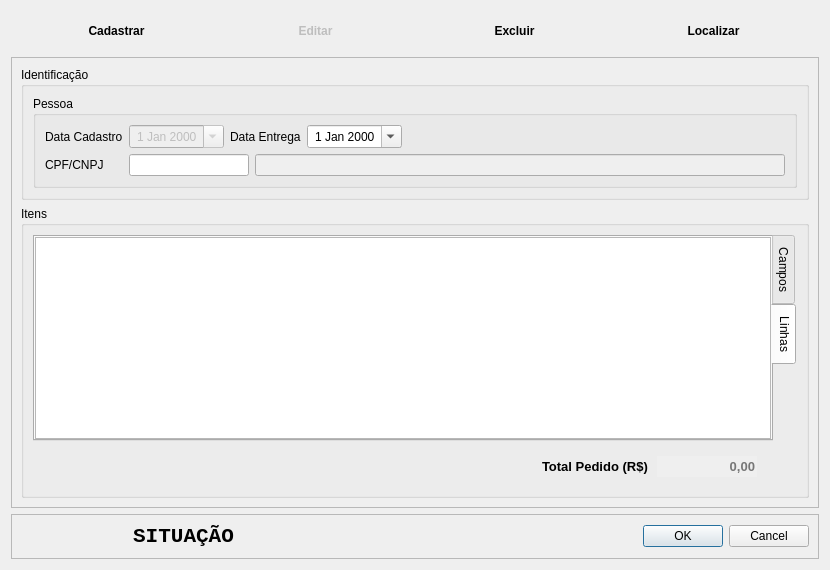
Above: Resources/UI/CadastroPedido.ui from Klubas/Projeto-SOAD before the change. Below: the same form after it.
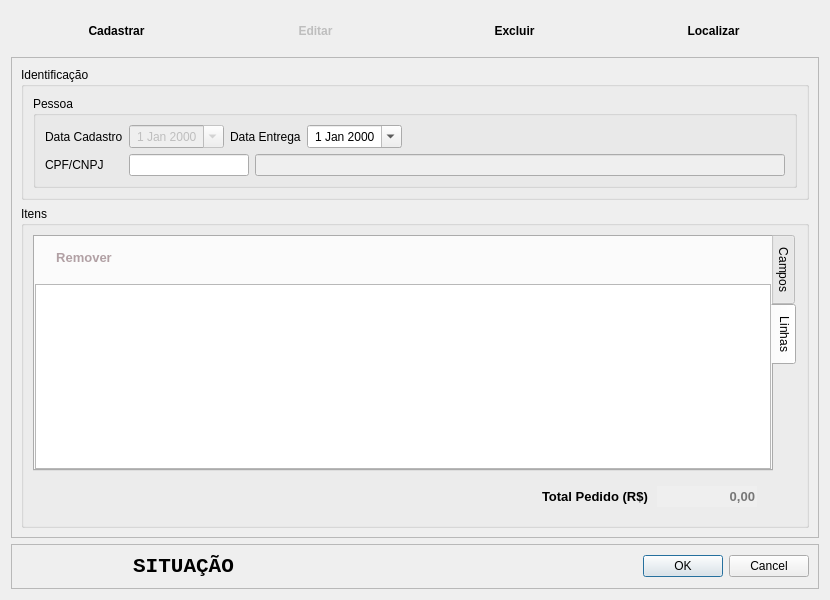
That is the form after the change. The open tabs and pages were chosen to show the change.

Commit message: - Ajuste cadastro de pedido * Remover item * Alterações em procedures de cadastro de pedido no banco

```diff
--- a/Resources/UI/CadastroPedido.ui
+++ b/Resources/UI/CadastroPedido.ui
@@ -10,7 +10,7 @@
     <x>0</x>
     <y>0</y>
     <width>830</width>
-    <height>570</height>
+    <height>600</height>
    </rect>
   </property>
   <property name="sizePolicy">
@@ -22,7 +22,13 @@
   <property name="minimumSize">
    <size>
     <width>830</width>
-    <height>570</height>
+    <height>600</height>
+   </size>
+  </property>
+  <property name="maximumSize">
+   <size>
+    <width>865</width>
+    <height>620</height>
    </size>
   </property>
   <property name="windowTitle">
@@ -352,10 +358,10 @@
            <bool>false</bool>
           </property>
           <layout class="QGridLayout" name="gridLayout_3">
-           <item row="1" column="0">
+           <item row="2" column="0">
             <widget class="QTabWidget" name="tabWidget">
              <property name="sizePolicy">
-              <sizepolicy hsizetype="Maximum" vsizetype="Maximum">
+              <sizepolicy hsizetype="Expanding" vsizetype="Expanding">
                <horstretch>0</horstretch>
                <verstretch>0</verstretch>
               </sizepolicy>
@@ -1245,7 +1251,7 @@
                   <property name="bottomMargin">
                    <number>0</number>
                   </property>
-                  <item row="0" column="0">
+                  <item row="1" column="0">
                    <widget class="QTableWidget" name="tableWidget_items">
                     <property name="contextMenuPolicy">
                      <enum>Qt::CustomContextMenu</enum>
@@ -1312,6 +1318,501 @@
                     </attribute>
                    </widget>
                   </item>
+                  <item row="0" column="0">
+                   <widget class="QWidget" name="horizontalWidget" native="true">
+                    <property name="layoutDirection">
+                     <enum>Qt::LeftToRight</enum>
+                    </property>
+                    <layout class="QHBoxLayout" name="horizontalLayout_6">
+                     <item>
+                      <widget class="QPushButton" name="pushButton_remover_item">
+                       <property name="maximumSize">
+                        <size>
+                         <width>100</width>
+                         <height>16777215</height>
+                        </size>
+                       </property>
+                       <property name="palette">
+                        <palette>
+                         <active>
+                          <colorrole role="WindowText">
+                           <brush brushstyle="SolidPattern">
+                            <color alpha="255">
+                             <red>0</red>
+                             <green>0</green>
+                             <blue>0</blue>
+                            </color>
+                           </brush>
+                          </colorrole>
+                          <colorrole role="Button">
+                           <brush brushstyle="SolidPattern">
+                            <color alpha="255">
+                             <red>170</red>
+                             <green>0</green>
+                             <blue>0</blue>
+                            </color>
+                           </brush>
+                          </colorrole>
+                          <colorrole role="Light">
+                           <brush brushstyle="SolidPattern">
+                            <color alpha="255">
+                             <red>255</red>
+                             <green>0</green>
+                             <blue>0</blue>
+                            </color>
+                           </brush>
+                          </colorrole>
+                          <colorrole role="Midlight">
+                           <brush brushstyle="SolidPattern">
+                            <color alpha="255">
+                             <red>212</red>
+                             <green>0</green>
+                             <blue>0</blue>
+                            </color>
+                           </brush>
+                          </colorrole>
+                          <colorrole role="Dark">
+                           <brush brushstyle="SolidPattern">
+                            <color alpha="255">
+                             <red>85</red>
+                             <green>0</green>
+                             <blue>0</blue>
+                            </color>
+                           </brush>
+                          </colorrole>
+                          <colorrole role="Mid">
+                           <brush brushstyle="SolidPattern">
+                            <color alpha="255">
+                             <red>113</red>
+                             <green>0</green>
+                             <blue>0</blue>
+                            </color>
+                           </brush>
+                          </colorrole>
+                          <colorrole role="Text">
+                           <brush brushstyle="SolidPattern">
+                            <color alpha="255">
+                             <red>170</red>
+                             <green>24</green>
+                             <blue>95</blue>
+                            </color>
+                           </brush>
+                          </colorrole>
+                          <colorrole role="BrightText">
+                           <brush brushstyle="SolidPattern">
+                            <color alpha="255">
+                             <red>255</red>
+                             <green>255</green>
+                             <blue>255</blue>
+                            </color>
+                           </brush>
+                          </colorrole>
+                          <colorrole role="ButtonText">
+                           <brush brushstyle="SolidPattern">
+                            <color alpha="255">
+                             <red>177</red>
+                             <green>32</green>
+                             <blue>39</blue>
+                            </color>
+                           </brush>
+                          </colorrole>
+                          <colorrole role="Base">
+                           <brush brushstyle="SolidPattern">
+                            <color alpha="255">
+                             <red>255</red>
+                             <green>255</green>
+                             <blue>255</blue>
+                            </color>
+                           </brush>
+                          </colorrole>
+                          <colorrole role="Window">
+                           <brush brushstyle="SolidPattern">
+                            <color alpha="255">
+                             <red>170</red>
+                             <green>0</green>
+                             <blue>0</blue>
+                            </color>
+                           </brush>
+                          </colorrole>
+                          <colorrole role="Shadow">
+                           <brush brushstyle="SolidPattern">
+                            <color alpha="255">
+                             <red>0</red>
+                             <green>0</green>
+                             <blue>0</blue>
+                            </color>
+                           </brush>
+                          </colorrole>
+                          <colorrole role="AlternateBase">
+                           <brush brushstyle="SolidPattern">
+                            <color alpha="255">
+                             <red>212</red>
+                             <green>127</green>
+                             <blue>127</blue>
+                            </color>
+                           </brush>
+                          </colorrole>
+                          <colorrole role="ToolTipBase">
+                           <brush brushstyle="SolidPattern">
+                            <color alpha="255">
+                             <red>255</red>
+                             <green>255</green>
+                             <blue>220</blue>
+                            </color>
+                           </brush>
+                          </colorrole>
+                          <colorrole role="ToolTipText">
+                           <brush brushstyle="SolidPattern">
+                            <color alpha="255">
+                             <red>0</red>
+                             <green>0</green>
+                             <blue>0</blue>
+                            </color>
+                           </brush>
+                          </colorrole>
+                          <colorrole role="PlaceholderText">
+                           <brush brushstyle="SolidPattern">
+                            <color alpha="128">
+                             <red>170</red>
+                             <green>24</green>
+                             <blue>95</blue>
+                            </color>
+                           </brush>
+                          </colorrole>
+                         </active>
+                         <inactive>
+                          <colorrole role="WindowText">
+                           <brush brushstyle="SolidPattern">
+                            <color alpha="255">
+                             <red>0</red>
+                             <green>0</green>
+                             <blue>0</blue>
+                            </color>
+                           </brush>
+                          </colorrole>
+                          <colorrole role="Button">
+                           <brush brushstyle="SolidPattern">
+                            <color alpha="255">
+                             <red>170</red>
+                             <green>0</green>
+                             <blue>0</blue>
+                            </color>
+                           </brush>
+                          </colorrole>
+                          <colorrole role="Light">
+                           <brush brushstyle="SolidPattern">
+                            <color alpha="255">
+                             <red>255</red>
+                             <green>0</green>
+                             <blue>0</blue>
+                            </color>
+                           </brush>
+                          </colorrole>
+                          <colorrole role="Midlight">
+                           <brush brushstyle="SolidPattern">
+                            <color alpha="255">
+                             <red>212</red>
+                             <green>0</green>
+                             <blue>0</blue>
+                            </color>
+                           </brush>
+                          </colorrole>
+                          <colorrole role="Dark">
+                           <brush brushstyle="SolidPattern">
+                            <color alpha="255">
+                             <red>85</red>
+                             <green>0</green>
+                             <blue>0</blue>
+                            </color>
+                           </brush>
+                          </colorrole>
+                          <colorrole role="Mid">
+                           <brush brushstyle="SolidPattern">
+                            <color alpha="255">
+                             <red>113</red>
+                             <green>0</green>
+                             <blue>0</blue>
+                            </color>
+                           </brush>
+                          </colorrole>
+                          <colorrole role="Text">
+                           <brush brushstyle="SolidPattern">
+                            <color alpha="255">
+                             <red>170</red>
+                             <green>24</green>
+                             <blue>95</blue>
+                            </color>
+                           </brush>
+                          </colorrole>
+                          <colorrole role="BrightText">
+                           <brush brushstyle="SolidPattern">
+                            <color alpha="255">
+                             <red>255</red>
+                             <green>255</green>
+                             <blue>255</blue>
+                            </color>
+                           </brush>
+                          </colorrole>
+                          <colorrole role="ButtonText">
+                           <brush brushstyle="SolidPattern">
+                            <color alpha="255">
+                             <red>177</red>
+                             <green>160</green>
+                             <blue>164</blue>
+                            </color>
+                           </brush>
+                          </colorrole>
+                          <colorrole role="Base">
+                           <brush brushstyle="SolidPattern">
+                            <color alpha="255">
+                             <red>255</red>
+                             <green>255</green>
+                             <blue>255</blue>
+                            </color>
+                           </brush>
+                          </colorrole>
+                          <colorrole role="Window">
+                           <brush brushstyle="SolidPattern">
+                            <color alpha="255">
+                             <red>170</red>
+                             <green>0</green>
+                             <blue>0</blue>
+                            </color>
+                           </brush>
+                          </colorrole>
+                          <colorrole role="Shadow">
+                           <brush brushstyle="SolidPattern">
+                            <color alpha="255">
+                             <red>0</red>
+                             <green>0</green>
+                             <blue>0</blue>
+                            </color>
+                           </brush>
+                          </colorrole>
+                          <colorrole role="AlternateBase">
+                           <brush brushstyle="SolidPattern">
+                            <color alpha="255">
+                             <red>212</red>
+                             <green>127</green>
+                             <blue>127</blue>
+                            </color>
+                           </brush>
+                          </colorrole>
+                          <colorrole role="ToolTipBase">
+                           <brush brushstyle="SolidPattern">
+                            <color alpha="255">
+                             <red>255</red>
+                             <green>255</green>
+                             <blue>220</blue>
+                            </color>
+                           </brush>
+                          </colorrole>
+                          <colorrole role="ToolTipText">
+                           <brush brushstyle="SolidPattern">
+                            <color alpha="255">
+                             <red>0</red>
+                             <green>0</green>
+                             <blue>0</blue>
+                            </color>
+                           </brush>
+                          </colorrole>
+                          <colorrole role="PlaceholderText">
+                           <brush brushstyle="SolidPattern">
+                            <color alpha="128">
+                             <red>170</red>
+                             <green>24</green>
+                             <blue>95</blue>
+                            </color>
+                           </brush>
+                          </colorrole>
+                         </inactive>
+                         <disabled>
+                          <colorrole role="WindowText">
+                           <brush brushstyle="SolidPattern">
+                            <color alpha="255">
+                             <red>85</red>
+                             <green>0</green>
+                             <blue>0</blue>
+                            </color>
+                           </brush>
+                          </colorrole>
+                          <colorrole role="Button">
+                           <brush brushstyle="SolidPattern">
+                            <color alpha="255">
+                             <red>170</red>
+                             <green>0</green>
+                             <blue>0</blue>
+                            </color>
+                           </brush>
+                          </colorrole>
+                          <colorrole role="Light">
+                           <brush brushstyle="SolidPattern">
+                            <color alpha="255">
+                             <red>255</red>
+                             <green>0</green>
+                             <blue>0</blue>
+                            </color>
+                           </brush>
+                          </colorrole>
+                          <colorrole role="Midlight">
+                           <brush brushstyle="SolidPattern">
+                            <color alpha="255">
+                             <red>212</red>
+                             <green>0</green>
+                             <blue>0</blue>
+                            </color>
+                           </brush>
+                          </colorrole>
+                          <colorrole role="Dark">
+                           <brush brushstyle="SolidPattern">
+                            <color alpha="255">
+                             <red>85</red>
+                             <green>0</green>
+                             <blue>0</blue>
+                            </color>
+                           </brush>
+                          </colorrole>
+                          <colorrole role="Mid">
+                           <brush brushstyle="SolidPattern">
+                            <color alpha="255">
+                             <red>113</red>
+                             <green>0</green>
+                             <blue>0</blue>
+                            </color>
+                           </brush>
+                          </colorrole>
+                          <colorrole role="Text">
+                           <brush brushstyle="SolidPattern">
+                            <color alpha="255">
+                             <red>85</red>
+                             <green>0</green>
+                             <blue>0</blue>
+                            </color>
+                           </brush>
+                          </colorrole>
+                          <colorrole role="BrightText">
+                           <brush brushstyle="SolidPattern">
+                            <color alpha="255">
+                             <red>255</red>
+                             <green>255</green>
+                             <blue>255</blue>
+                            </color>
+                           </brush>
+                          </colorrole>
+                          <colorrole role="ButtonText">
+                           <brush brushstyle="SolidPattern">
+                            <color alpha="255">
+                             <red>0</red>
+                             <green>0</green>
+                             <blue>0</blue>
+                            </color>
+                           </brush>
+                          </colorrole>
+                          <colorrole role="Base">
+                           <brush brushstyle="SolidPattern">
+                            <color alpha="255">
+                             <red>170</red>
+                             <green>0</green>
+                             <blue>0</blue>
+                            </color>
+                           </brush>
+                          </colorrole>
+                          <colorrole role="Window">
+                           <brush brushstyle="SolidPattern">
+                            <color alpha="255">
+                             <red>170</red>
+                             <green>0</green>
+                             <blue>0</blue>
+                            </color>
+                           </brush>
+                          </colorrole>
+                          <colorrole role="Shadow">
+                           <brush brushstyle="SolidPattern">
+                            <color alpha="255">
+                             <red>0</red>
+                             <green>0</green>
+                             <blue>0</blue>
+                            </color>
+                           </brush>
+                          </colorrole>
+                          <colorrole role="AlternateBase">
+                           <brush brushstyle="SolidPattern">
+                            <color alpha="255">
+                             <red>170</red>
+                             <green>0</green>
+                             <blue>0</blue>
+                            </color>
+                           </brush>
+                          </colorrole>
+                          <colorrole role="ToolTipBase">
+                           <brush brushstyle="SolidPattern">
+                            <color alpha="255">
+                             <red>255</red>
+                             <green>255</green>
+                             <blue>220</blue>
+                            </color>
+                           </brush>
+                          </colorrole>
+                          <colorrole role="ToolTipText">
+                           <brush brushstyle="SolidPattern">
+                            <color alpha="255">
+                             <red>0</red>
+                             <green>0</green>
+                             <blue>0</blue>
+                            </color>
+                           </brush>
+                          </colorrole>
+                          <colorrole role="PlaceholderText">
+                           <brush brushstyle="SolidPattern">
+                            <color alpha="128">
+                             <red>0</red>
+                             <green>0</green>
+                             <blue>0</blue>
+                            </color>
+                           </brush>
+                          </colorrole>
+                         </disabled>
+                        </palette>
+                       </property>
+                       <property name="font">
+                        <font>
+                         <family>Segoe UI</family>
+                         <pointsize>10</pointsize>
+                         <weight>75</weight>
+                         <italic>false</italic>
+                         <bold>true</bold>
+                         <underline>false</underline>
+                         <strikeout>false</strikeout>
+                         <kerning>true</kerning>
+                        </font>
+                       </property>
+                       <property name="text">
+                        <string>Remover</string>
+                       </property>
+                       <property name="checkable">
+                        <bool>false</bool>
+                       </property>
+                       <property name="flat">
+                        <bool>true</bool>
+                       </property>
+                      </widget>
+                     </item>
+                     <item>
+                      <spacer name="horizontalSpacer_4">
+                       <property name="orientation">
+                        <enum>Qt::Horizontal</enum>
+                       </property>
+                       <property name="sizeHint" stdset="0">
+                        <size>
+                         <width>40</width>
+                         <height>20</height>
+                        </size>
+                       </property>
+                      </spacer>
+                     </item>
+                    </layout>
+                   </widget>
+                  </item>
                  </layout>
                 </widget>
                </item>
@@ -1319,7 +1820,7 @@
              </widget>
             </widget>
            </item>
-           <item row="2" column="0">
+           <item row="3" column="0">
             <layout class="QHBoxLayout" name="horizontalLayout_15">
              <property name="spacing">
               <number>9</number>
```
Left out of the diff: 8 changed lines with no effect on the pictures. The commit also changes 24 other files.
